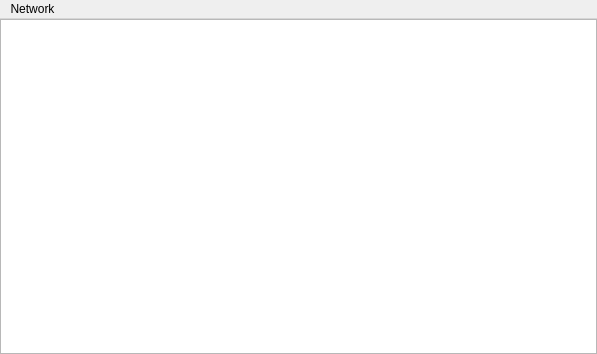
First picture: the form in NeuralNetwork/pl/edu/agh/neural/gui/MainWindowUi.ui, repository Pharisaeus/Neural, before the edit.
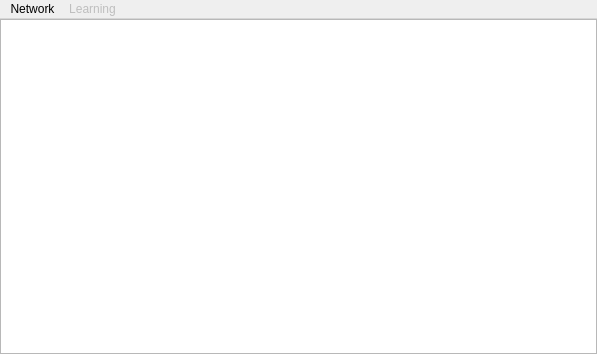
Second picture: the form after the edit.

What changed in the file:
```diff
--- a/NeuralNetwork/pl/edu/agh/neural/gui/MainWindowUi.ui
+++ b/NeuralNetwork/pl/edu/agh/neural/gui/MainWindowUi.ui
@@ -53,7 +53,17 @@
     <addaction name="separator"/>
     <addaction name="launchAction"/>
    </widget>
+   <widget class="QMenu" name="menuLearning">
+    <property name="enabled">
+     <bool>false</bool>
+    </property>
+    <property name="title">
+     <string>Learning</string>
+    </property>
+    <addaction name="kohonenNetworkAction"/>
+   </widget>
    <addaction name="menuNetwork"/>
+   <addaction name="menuLearning"/>
   </widget>
   <action name="newNetworkAction">
    <property name="text">
```
Left out of the diff: 5 changed lines with no effect on the pictures.
